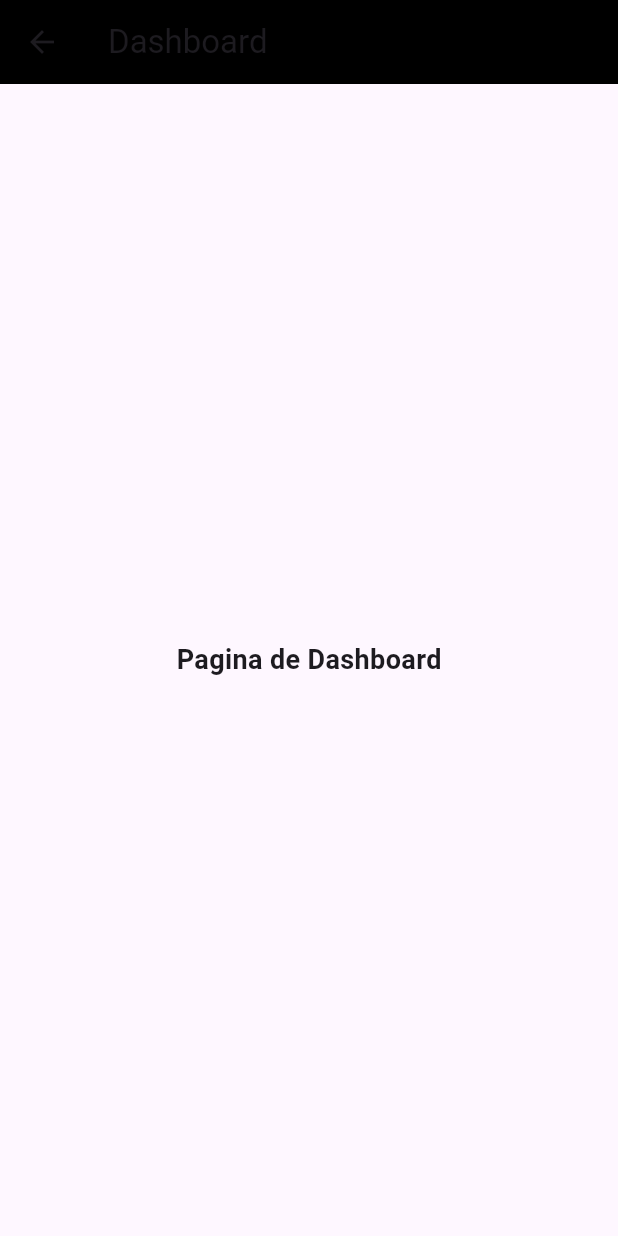
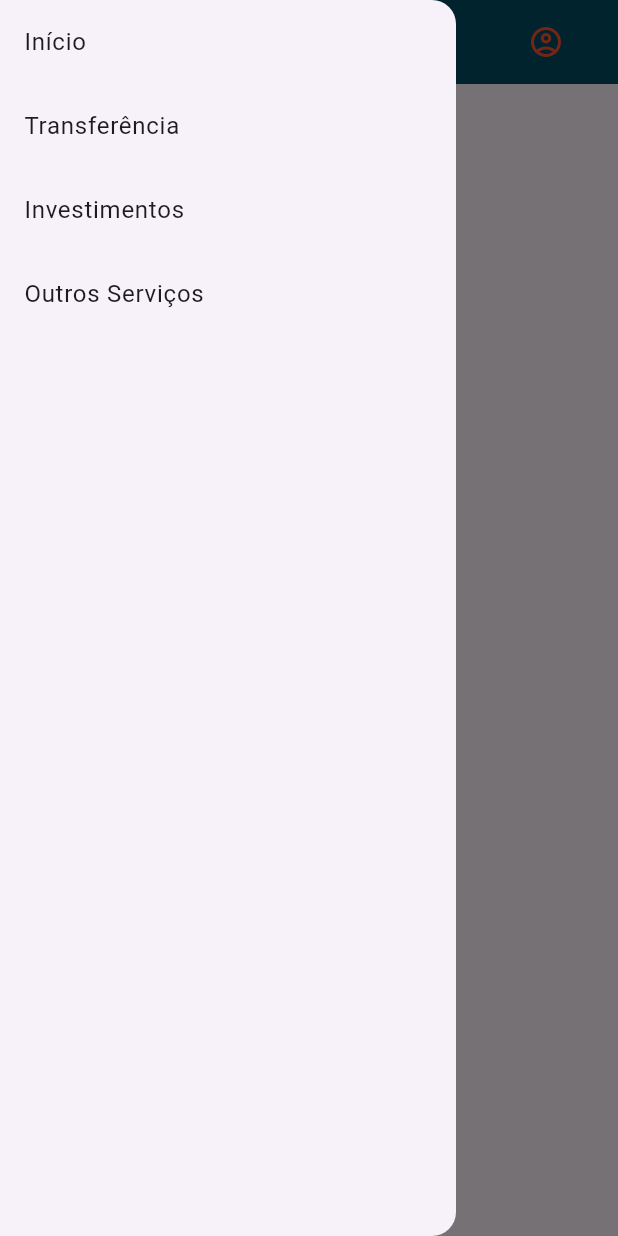
Before and after one commit to CarolBastos/tech_challenge_fase3, a Flutter app: the DashboardScreen screen opened by its route, with the side drawer open (before the commit the screen has no drawer), on a phone screen of 412 x 824 dp. Run offline on Flutter 3.47's test engine with Material 3 defaults, Android fonts, the phone set to English and light mode, and no system bars; our stand-ins replace firebase_auth, firebase_core; accounts and stored records are empty.

Commit message:
adicionando appBar

```diff
--- a/lib/app_colors.dart
+++ b/lib/app_colors.dart
@@ -18,6 +18,7 @@ class AppColors {
       });
 
   static const Color error = Color(0xFFFF5031);
+  static const Color darkTeal = Color(0xFF004D61);
   static const Color grey = Color(0xFFDEE9EA);
   static const Color greyPlaceholder = Color(0xFF8B8B8B);
   static const Color white = Colors.white;
--- a/lib/main.dart
+++ b/lib/main.dart
@@ -22,7 +22,7 @@ class MyApp extends StatelessWidget {
       initialRoute: Routes.login,
       routes: {
         Routes.welcome: (context) => const WelcomeScreen(),
-        Routes.dashboard: (context) => const DashboardScreen(),
+        Routes.dashboard: (context) => DashboardScreen(),
         Routes.register: (context) => const RegisterScreen(),
         Routes.login: (context) => const LoginScreen(),
       },
--- a/lib/screens/dashboard_screen.dart
+++ b/lib/screens/dashboard_screen.dart
@@ -1,26 +1,75 @@
 import 'package:flutter/material.dart';
 
+import '../app_colors.dart';
+
 class DashboardScreen extends StatefulWidget {
-  const DashboardScreen({Key? key}) : super(key: key);
-
   @override
-  State<DashboardScreen> createState() => _DashboardScreenState();
+  _DashboardScreenState createState() => _DashboardScreenState();
 }
 
 class _DashboardScreenState extends State<DashboardScreen> {
+  final GlobalKey<ScaffoldState> _scaffoldKey = GlobalKey<ScaffoldState>();
+
   @override
   Widget build(BuildContext context) {
     return Scaffold(
+      key: _scaffoldKey,
       appBar: AppBar(
-        title: const Text('Dashboard'),
-        backgroundColor: Colors.black,
+        backgroundColor: AppColors.darkTeal,
+        leading: Padding(
+          padding: const EdgeInsets.only(left: 24.0),
+          child: IconButton(
+            icon: const Icon(Icons.menu, color: AppColors.error),
+            onPressed: () {
+              _scaffoldKey.currentState?.openDrawer();
+            },
+          ),
+        ),
+        actions: <Widget>[
+          Padding(
+            padding: const EdgeInsets.only(right: 24.0),
+            child: IconButton(
+              icon: const Icon(
+                Icons.account_circle_outlined,
+                color: AppColors.error,
+              ),
+              onPressed: () {},
+            ),
+          ),
+        ],
       ),
-      body: const Center(
-        child: Text(
-          'Pagina de Dashboard',
-          style: TextStyle(fontSize: 18, fontWeight: FontWeight.bold),
+      drawer: Drawer(
+        child: ListView(
+          padding: EdgeInsets.zero,
+          children: <Widget>[
+            ListTile(
+              title: Text('Início'),
+              onTap: () {
+                Navigator.pop(context);
+              },
+            ),
+            ListTile(
+              title: Text('Transferência'),
+              onTap: () {
+                Navigator.pop(context);
+              },
+            ),
+            ListTile(
+              title: Text('Investimentos'),
+              onTap: () {
+                Navigator.pop(context);
+              },
+            ),
+            ListTile(
+              title: Text('Outros Serviços'),
+              onTap: () {
+                Navigator.pop(context);
+              },
+            ),
+          ],
         ),
       ),
+      body: Center(child: Text('Conteúdo do Dashboard')),
     );
   }
 }
```
